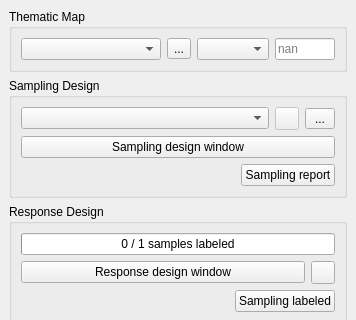
Before: the Qt Designer form AcATaMa/ui/acatama_dockwidget.ui in SMByC/AcATaMa, drawn with Qt 5; both pictures show x 0 to 356 and y 0 to 320 of the 356 by 669 pixel window.
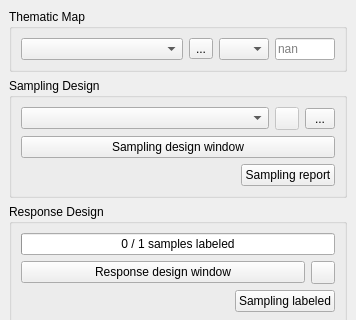
After: the same form once the commit is applied. Icons and pictures are not drawn. Custom widgets are drawn as their Qt base class.

```diff
--- a/AcATaMa/ui/acatama_dockwidget.ui
+++ b/AcATaMa/ui/acatama_dockwidget.ui
@@ -118,12 +118,15 @@
               </item>
               <item>
                <widget class="QComboBox" name="QCBox_band_ThematicMap">
+                <property name="maximumSize">
+                 <size>
+                  <width>50</width>
+                  <height>16777215</height>
+                 </size>
+                </property>
                 <property name="toolTip">
                  <string>Band</string>
                 </property>
-                <property name="minimumContentsLength">
-                 <number>1</number>
-                </property>
                </widget>
               </item>
               <item>
```
